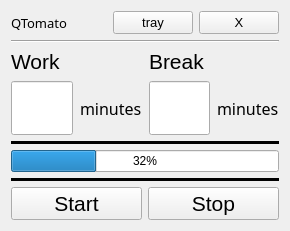
First picture: the form in ui/mainwindow.ui, repository modbrin/intrusive-tomato-qt, before the edit.
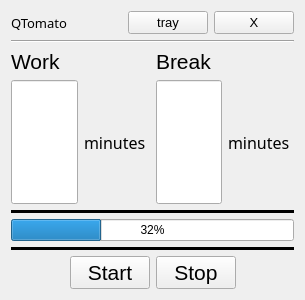
Second picture: the form after the edit.

Commit message: UI improvements: updated button styles.

Diff of the .ui file:
```diff
--- a/ui/mainwindow.ui
+++ b/ui/mainwindow.ui
@@ -2,6 +2,14 @@
 <ui version="4.0">
  <class>MainWindow</class>
  <widget class="QWidget" name="MainWindow">
+  <property name="geometry">
+   <rect>
+    <x>0</x>
+    <y>0</y>
+    <width>305</width>
+    <height>300</height>
+   </rect>
+  </property>
   <property name="sizePolicy">
    <sizepolicy hsizetype="Fixed" vsizetype="Fixed">
     <horstretch>0</horstretch>
@@ -42,6 +50,12 @@
      </item>
      <item>
       <widget class="QPushButton" name="trayButton">
+       <property name="sizePolicy">
+        <sizepolicy hsizetype="Minimum" vsizetype="Fixed">
+         <horstretch>0</horstretch>
+         <verstretch>0</verstretch>
+        </sizepolicy>
+       </property>
        <property name="font">
         <font>
          <pointsize>10</pointsize>
@@ -81,9 +95,6 @@
    </item>
    <item>
     <layout class="QHBoxLayout" name="InputContainer">
-     <property name="spacing">
-      <number>7</number>
-     </property>
      <item>
       <layout class="QGridLayout" name="gridLayout">
        <item row="1" column="0">
@@ -272,6 +283,19 @@
    </item>
    <item>
     <layout class="QHBoxLayout" name="TimerControls">
+     <item>
+      <spacer name="horizontalSpacer_2">
+       <property name="orientation">
+        <enum>Qt::Horizontal</enum>
+       </property>
+       <property name="sizeHint" stdset="0">
+        <size>
+         <width>40</width>
+         <height>20</height>
+        </size>
+       </property>
+      </spacer>
+     </item>
      <item>
       <widget class="QPushButton" name="startButton">
        <property name="font">
@@ -296,6 +320,19 @@
        </property>
       </widget>
      </item>
+     <item>
+      <spacer name="horizontalSpacer">
+       <property name="orientation">
+        <enum>Qt::Horizontal</enum>
+       </property>
+       <property name="sizeHint" stdset="0">
+        <size>
+         <width>40</width>
+         <height>20</height>
+        </size>
+       </property>
+      </spacer>
+     </item>
     </layout>
    </item>
   </layout>
```
The commit also changes 5 other files.
